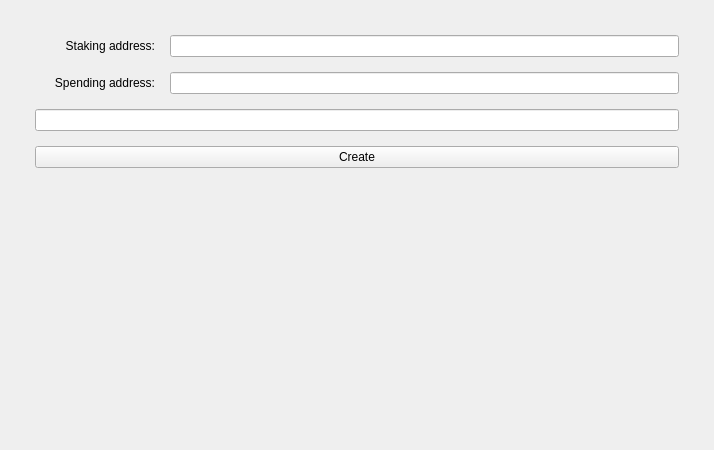
This is src/qt/forms/offlinepage.ui in PaladeumBlockchain/Paladeum as Qt 5 draws it before an edit. The edited form follows.
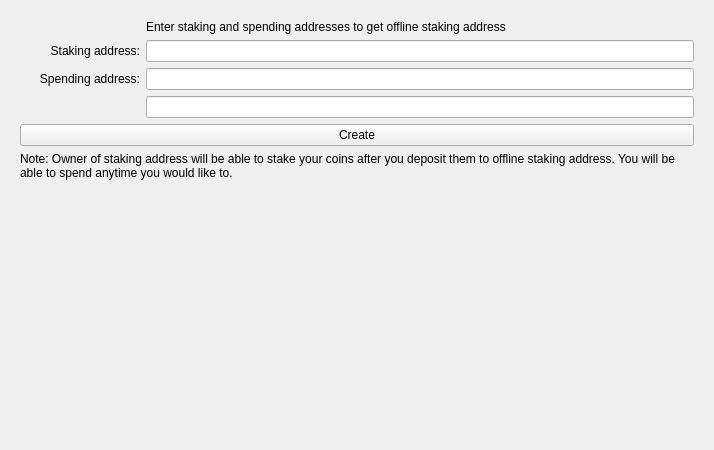
This is the edited form.

Commit message: Update offline staking page

Diff of the .ui file:
```diff
--- a/src/qt/forms/offlinepage.ui
+++ b/src/qt/forms/offlinepage.ui
@@ -29,37 +29,11 @@
    <item>
     <layout class="QVBoxLayout" name="verticalLayout_2">
      <item>
-      <widget class="QFrame" name="offlineFrame">
-       <property name="enabled">
-        <bool>true</bool>
-       </property>
-       <property name="frameShape">
-        <enum>QFrame::NoFrame</enum>
-       </property>
-       <property name="frameShadow">
-        <enum>QFrame::Raised</enum>
-       </property>
-       <layout class="QVBoxLayout" name="verticalLayout">
-        <property name="spacing">
-         <number>15</number>
-        </property>
-        <property name="leftMargin">
-         <number>15</number>
-        </property>
+      <layout class="QGridLayout" name="gridLayout_6">
         <property name="topMargin">
-         <number>15</number>
-        </property>
-        <property name="rightMargin">
-         <number>15</number>
-        </property>
-        <property name="bottomMargin">
-         <number>15</number>
-        </property>
-        <item>
-         <layout class="QVBoxLayout" name="verticalLayout_4">
-          <item>
-           <layout class="QHBoxLayout" name="verticalLayout_5">
-            <item>
+        <number>0</number>
+       </property>
+       <item row="1" column="0">
              <widget class="QLabel" name="labelStaking">
               <property name="sizePolicy">
                <sizepolicy hsizetype="Fixed" vsizetype="Preferred">
@@ -81,7 +55,14 @@
               </property>
              </widget>
             </item>
-            <item>
+       <item row="3" column="1">
+        <widget class="QLineEdit" name="resultEdit">
+         <property name="readOnly">
+          <bool>true</bool>
+         </property>
+        </widget>
+       </item>
+       <item row="1" column="1">
              <widget class="QLineEdit" name="stakingEdit">
               <property name="sizePolicy">
                <sizepolicy hsizetype="Expanding" vsizetype="Fixed">
@@ -91,11 +72,17 @@
               </property>
              </widget>
             </item>
-           </layout>
-          </item>
-          <item>
-           <layout class="QHBoxLayout" name="horizontalLayout">
-            <item>
+       <item row="0" column="1">
+        <widget class="QLabel" name="labelHeader">
+         <property name="text">
+          <string>Enter staking and spending addresses to get offline staking address</string>
+         </property>
+        </widget>
+       </item>
+       <item row="2" column="1">
+        <widget class="QLineEdit" name="spendingEdit"/>
+       </item>
+       <item row="2" column="0">
              <widget class="QLabel" name="labelSpending">
               <property name="sizePolicy">
                <sizepolicy hsizetype="Fixed" vsizetype="Preferred">
@@ -109,6 +96,9 @@
                 <height>0</height>
                </size>
               </property>
+         <property name="layoutDirection">
+          <enum>Qt::LeftToRight</enum>
+         </property>
               <property name="text">
                <string>Spending address:</string>
               </property>
@@ -117,19 +107,7 @@
               </property>
              </widget>
             </item>
-            <item>
-             <widget class="QLineEdit" name="spendingEdit"/>
-            </item>
-           </layout>
-          </item>
-         </layout>
-        </item>
-        <item>
-         <widget class="QLineEdit" name="resultEdit">
-          <property name="readOnly">
-           <bool>true</bool>
-          </property>
-         </widget>
+      </layout>
         </item>
         <item>
          <widget class="QPushButton" name="createButton">
@@ -138,7 +116,23 @@
           </property>
          </widget>
         </item>
-       </layout>
+     <item>
+      <widget class="QLabel" name="label_2">
+       <property name="minimumSize">
+        <size>
+         <width>0</width>
+         <height>0</height>
+        </size>
+       </property>
+       <property name="text">
+        <string>Note: Owner of staking address will be able to stake your coins after you deposit them to offline staking address. You will be able to spend anytime you would like to.</string>
+       </property>
+       <property name="scaledContents">
+        <bool>false</bool>
+       </property>
+       <property name="wordWrap">
+        <bool>true</bool>
+       </property>
       </widget>
      </item>
      <item>
```
Lines whose indentation alone changed are shown as unchanged. The commit also changes 1 other file.
